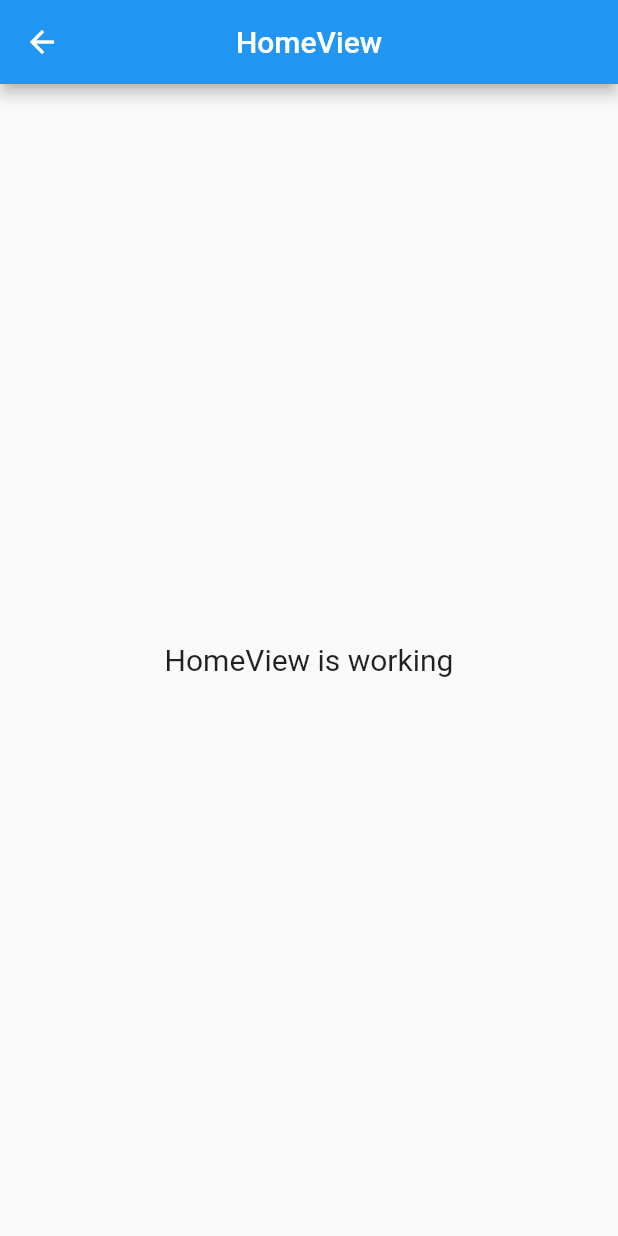
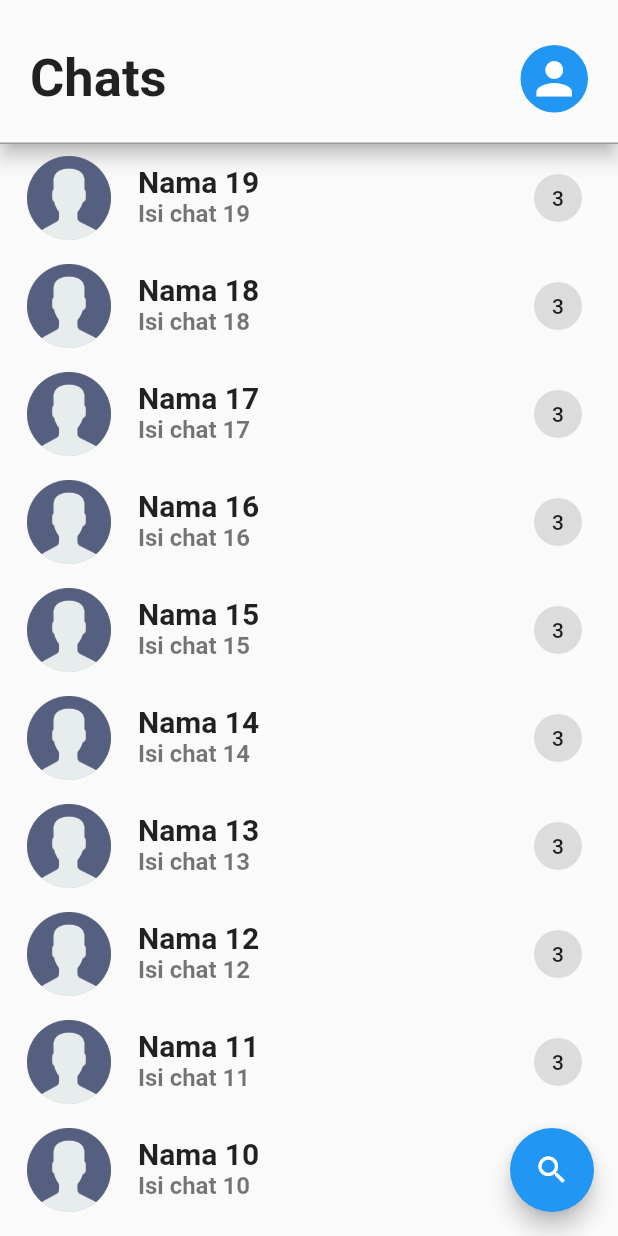
Before and after one commit to satriawarn/FlutterChat, a Flutter app: the HomeView screen opened by its route, on a phone screen of 412 x 824 dp. Run offline on Flutter 3.47's test engine with Material 2 defaults, Android fonts, the phone set to English and light mode, and no system bars; our stand-ins replace firebase_core, get, introduction_screen, lottie; accounts and stored records are empty.

Commit message:
feat : Create home screen view

```diff
--- a/lib/app/modules/home/views/home_view.dart
+++ b/lib/app/modules/home/views/home_view.dart
@@ -1,3 +1,4 @@
+import 'package:flutchat/app/routes/app_pages.dart';
 import 'package:flutter/material.dart';
 
 import 'package:get/get.dart';
@@ -5,19 +6,93 @@ import 'package:get/get.dart';
 import '../controllers/home_controller.dart';
 
 class HomeView extends GetView<HomeController> {
-  const HomeView({Key? key}) : super(key: key);
+  final List<Widget> myChats = List.generate(
+    20,
+    (index) => ListTile(
+      onTap: () => Get.toNamed(
+        Routes.CHAT_ROOM,
+      ),
+      leading: CircleAvatar(
+        radius: 30,
+        backgroundColor: Colors.black26,
+        child: Image.asset(
+          "assets/logo/noimage.png",
+          fit: BoxFit.cover,
+        ),
+      ),
+      title: Text(
+        "Nama $index",
+        style: const TextStyle(fontWeight: FontWeight.w600, fontSize: 20),
+      ),
+      subtitle: Text(
+        "Isi chat $index",
+        style: const TextStyle(fontWeight: FontWeight.w600, fontSize: 16),
+      ),
+      trailing: const Chip(
+        label: Text("3"),
+      ),
+    ),
+  ).reversed.toList();
+
   @override
   Widget build(BuildContext context) {
     return Scaffold(
-      appBar: AppBar(
-        title: const Text('HomeView'),
-        centerTitle: true,
+      body: Column(
+        children: [
+          Material(
+            elevation: 5,
+            child: Container(
+              margin: EdgeInsets.only(top: context.mediaQueryPadding.top),
+              decoration: const BoxDecoration(
+                border: Border(
+                    bottom: BorderSide(
+                  color: Colors.black38,
+                )),
+              ),
+              padding: const EdgeInsets.fromLTRB(20, 30, 20, 20),
+              child: Row(
+                mainAxisAlignment: MainAxisAlignment.spaceBetween,
+                children: [
+                  const Text(
+                    "Chats",
+                    style: TextStyle(fontWeight: FontWeight.bold, fontSize: 35),
+                  ),
+                  Material(
+                    borderRadius: BorderRadius.circular(50),
+                    color: Colors.blue,
+                    child: InkWell(
+                      borderRadius: BorderRadius.circular(50),
+                      onTap: () => Get.toNamed(
+                        Routes.PROFILE,
+                      ),
+                      child: const Padding(
+                        padding: EdgeInsets.all(5.0),
+                        child: Icon(
+                          Icons.person,
+                          size: 35,
+                          color: Colors.white,
+                        ),
+                      ),
+                    ),
+                  ),
+                ],
+              ),
+            ),
+          ),
+          Expanded(
+            child: ListView.builder(
+              padding: EdgeInsets.zero,
+              itemCount: myChats.length,
+              itemBuilder: (context, index) => myChats[index],
+            ),
+          ),
+        ],
       ),
-      body: Center(
-        child: Text(
-          'HomeView is working',
-          style: TextStyle(fontSize: 20),
+      floatingActionButton: FloatingActionButton(
+        onPressed: () => Get.toNamed(
+          Routes.SEARCH,
         ),
+        child: const Icon(Icons.search),
       ),
     );
   }
--- a/lib/app/routes/app_pages.dart
+++ b/lib/app/routes/app_pages.dart
@@ -1,11 +1,17 @@
 import 'package:get/get.dart';
 
+import '../modules/chat_room/bindings/chat_room_binding.dart';
+import '../modules/chat_room/views/chat_room_view.dart';
 import '../modules/home/bindings/home_binding.dart';
 import '../modules/home/views/home_view.dart';
 import '../modules/introduction/bindings/introduction_binding.dart';
 import '../modules/introduction/views/introduction_view.dart';
 import '../modules/login/bindings/login_binding.dart';
 import '../modules/login/views/login_view.dart';
+import '../modules/profile/bindings/profile_binding.dart';
+import '../modules/profile/views/profile_view.dart';
+import '../modules/search/bindings/search_binding.dart';
+import '../modules/search/views/search_view.dart';
 
 part 'app_routes.dart';
 
@@ -22,7 +28,7 @@ class AppPages {
     ),
     GetPage(
       name: _Paths.HOME,
-      page: () => const HomeView(),
+      page: () => HomeView(),
       binding: HomeBinding(),
     ),
     GetPage(
@@ -30,5 +36,20 @@ class AppPages {
       page: () => const LoginView(),
       binding: LoginBinding(),
     ),
+    GetPage(
+      name: _Paths.PROFILE,
+      page: () => const ProfileView(),
+      binding: ProfileBinding(),
+    ),
+    GetPage(
+      name: _Paths.CHAT_ROOM,
+      page: () => const ChatRoomView(),
+      binding: ChatRoomBinding(),
+    ),
+    GetPage(
+      name: _Paths.SEARCH,
+      page: () => const SearchView(),
+      binding: SearchBinding(),
+    ),
   ];
 }
--- a/lib/app/routes/app_routes.dart
+++ b/lib/app/routes/app_routes.dart
@@ -6,6 +6,9 @@ abstract class Routes {
   static const INTRODUCTION = _Paths.INTRODUCTION;
   static const HOME = _Paths.HOME;
   static const LOGIN = _Paths.LOGIN;
+  static const PROFILE = _Paths.PROFILE;
+  static const CHAT_ROOM = _Paths.CHAT_ROOM;
+  static const SEARCH = _Paths.SEARCH;
 }
 
 abstract class _Paths {
@@ -13,4 +16,7 @@ abstract class _Paths {
   static const INTRODUCTION = '/introduction';
   static const HOME = '/home';
   static const LOGIN = '/login';
+  static const PROFILE = '/profile';
+  static const CHAT_ROOM = '/chat-room';
+  static const SEARCH = '/search';
 }
--- a/lib/main.dart
+++ b/lib/main.dart
@@ -37,7 +37,7 @@ class MyApp extends StatelessWidget {
                   return GetMaterialApp(
                     debugShowCheckedModeBanner: false,
                     title: "Flutter Chat",
-                    initialRoute: Routes.LOGIN,
+                    initialRoute: Routes.HOME,
                     getPages: AppPages.routes,
                   );
                   // if (snapshot.connectionState == ConnectionState.done) {
```
Also changed, not shown: lib/app/modules/chat_room/bindings/chat_room_binding.dart (added, +12 -0 lines), lib/app/modules/chat_room/controllers/chat_room_controller.dart (added, +23 -0 lines), lib/app/modules/chat_room/views/chat_room_view.dart (added, +24 -0 lines), lib/app/modules/profile/bindings/profile_binding.dart (added, +12 -0 lines), lib/app/modules/profile/controllers/profile_controller.dart (added, +23 -0 lines), lib/app/modules/profile/views/profile_view.dart (added, +24 -0 lines), lib/app/modules/search/bindings/search_binding.dart (added, +12 -0 lines), lib/app/modules/search/controllers/search_controller.dart (added, +23 -0 lines), lib/app/modules/search/views/search_view.dart (added, +24 -0 lines).
